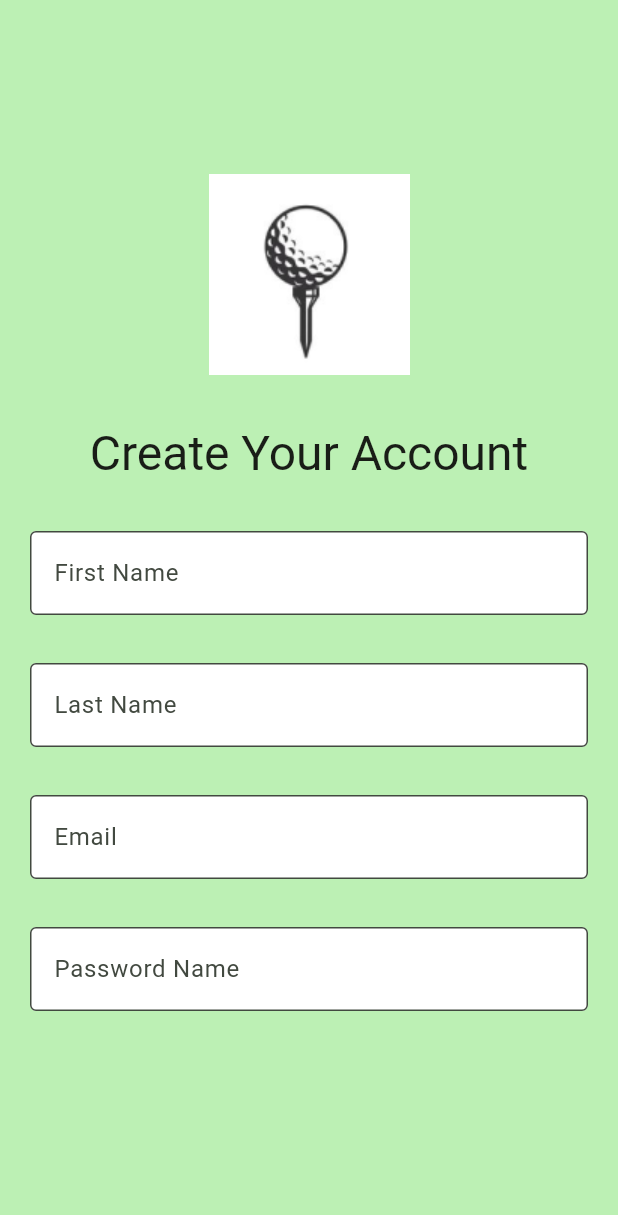
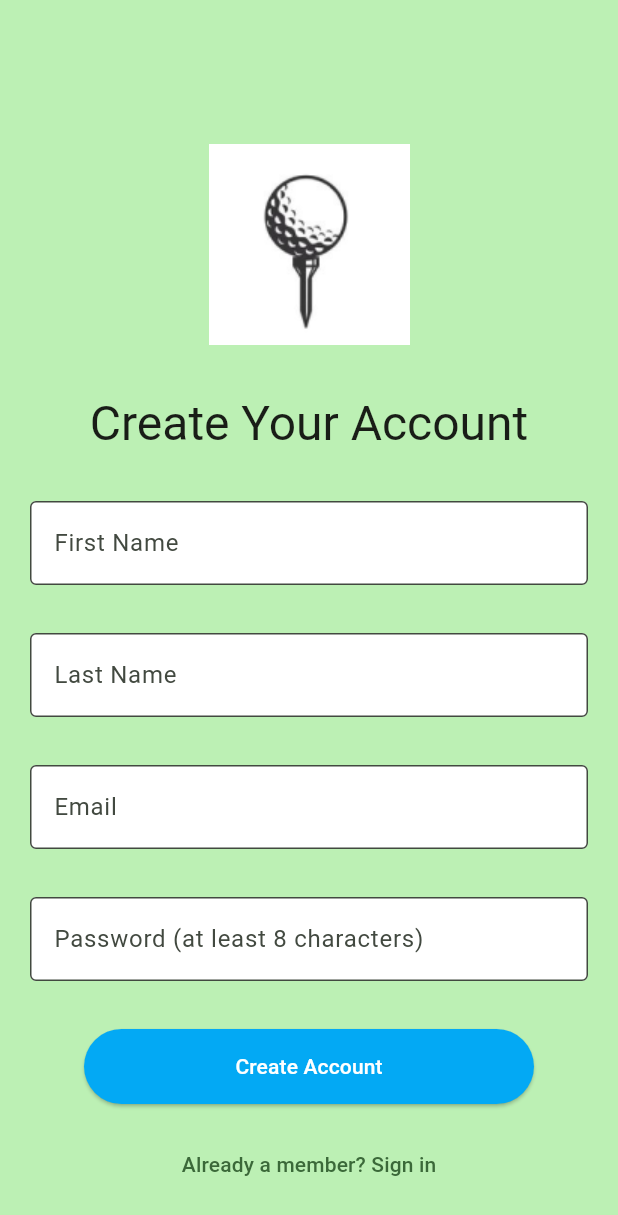
Before and after one commit to Ibrahima2007/golf-swing-app, a Flutter app: the screen it shows after launch, on a phone screen of 412 x 824 dp. Shown: the top 1215 px of the screen. Run offline on Flutter 3.47's test engine with Material 3 defaults, Android fonts, the light colour scheme and no system bars.

Commit message:
Completed front end for first sign in page Added some simple validation logic for text fields

```diff
--- a/golf-coach-chatbot/mobile/lib/screens/login_screen.dart
+++ b/golf-coach-chatbot/mobile/lib/screens/login_screen.dart
@@ -11,6 +11,8 @@ class AccountCreationPage extends StatefulWidget {
   }
 
 class _AccountCreationPageState extends State<AccountCreationPage> {
+  final _formKey = GlobalKey<FormState>();
+  var pagePadding = EdgeInsets.symmetric(horizontal: 20, vertical: 16);
 
   @override
   Widget build(BuildContext context) {
@@ -20,27 +22,34 @@ class _AccountCreationPageState extends State<AccountCreationPage> {
         // Center is a layout widget. It takes a single child and positions it
         // in the middle of the parent.
         child: Padding(
-          padding: EdgeInsets.only(top: 100),
+          padding: EdgeInsets.only(top: 80),
           child: Column(
             mainAxisAlignment: MainAxisAlignment.center,
             children: <Widget>[
               Padding(
-                padding: EdgeInsets.symmetric(horizontal: 20, vertical: 16),
+                padding: pagePadding,
                 child: Image(image: AssetImage('images/icon.png')),
               ),
               Padding(
-                padding: EdgeInsets.symmetric(horizontal: 20, vertical: 16),
+                padding: pagePadding,
                 child: Text(
                   "Create Your Account",
                   style: Theme.of(context).textTheme.headlineLarge,
                 ),
               ),
               Form(
+                key: _formKey,
                 child: Column(
                   children: <Widget>[
                     Padding(
-                      padding: EdgeInsets.symmetric(horizontal: 20, vertical: 16),
+                      padding: pagePadding,
                       child: TextFormField(
+                        validator: (value) {
+                          if (value == null || value.isEmpty) {
+                            return 'Please enter your first name';
+                          }
+                          return null;
+                        },
                         decoration: InputDecoration(
                           filled: true,
                           fillColor: Colors.white,
@@ -49,8 +58,14 @@ class _AccountCreationPageState extends State<AccountCreationPage> {
                         ),
                       ),
                     ),                  Padding(
-                      padding: EdgeInsets.symmetric(horizontal: 20, vertical: 16),
+                      padding: pagePadding,
                       child: TextFormField(
+                        validator: (value) {
+                          if (value == null || value.isEmpty) {
+                            return 'Please enter your last name';
+                          }
+                          return null;
+                        },
                         decoration: InputDecoration(
                           filled: true,
                           fillColor: Colors.white,
@@ -60,8 +75,14 @@ class _AccountCreationPageState extends State<AccountCreationPage> {
                       ),
                     ),
                     Padding(
-                      padding: EdgeInsets.symmetric(horizontal: 20, vertical: 16),
+                      padding: pagePadding,
                       child: TextFormField(
+                        validator: (value) {
+                          if (value == null || value.isEmpty) {
+                            return 'Please enter your email';
+                          }
+                          return null;
+                        },
                         decoration: InputDecoration(
                           filled: true,
                           fillColor: Colors.white,
@@ -71,18 +92,51 @@ class _AccountCreationPageState extends State<AccountCreationPage> {
                       ),
                     ),
                     Padding(
-                      padding: EdgeInsets.symmetric(horizontal: 20, vertical: 16),
+                      padding: pagePadding,
                       child: TextFormField(
+                        validator: (value) {
+                          if (value == null || value.isEmpty) {
+                            return 'Please enter your password';
+                          }
+                          if (value.length < 8) {
+                            return 'Please ensure your password is at least 8 characters long';
+                          }
+                          return null;
+                        },
                         decoration: InputDecoration(
                           filled: true,
                           fillColor: Colors.white,
                           border: OutlineInputBorder(),
-                          hintText: 'Password Name',
+                          hintText: 'Password (at least 8 characters)',
                         ),
+                      ),
+                    ),
+                   Padding(
+                      padding: pagePadding,
+                      child: ElevatedButton(
+                        style: ElevatedButton.styleFrom(
+                          backgroundColor: Colors.lightBlue,
+                          foregroundColor: Colors.white,
+                          minimumSize: Size(300, 50)
+                        ),
+                        onPressed: () {
+                          if (_formKey.currentState!.validate()) {
+                            ScaffoldMessenger.of(context).showSnackBar(
+                              const SnackBar(content: Text('Processing Data')),
+                            );
+                          }
+                        },
+                        child: const Text('Create Account'),
                       ),
                     ),
                   ],
                 )
+              ),
+              TextButton(
+                onPressed: () {
+                  return;
+                },
+                child: Text('Already a member? Sign in')
               ),
             ],
           ),
```
